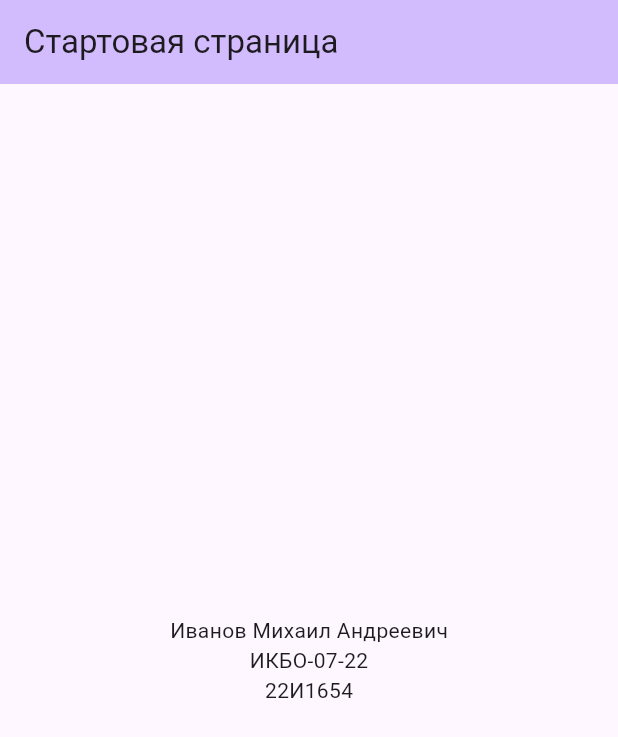
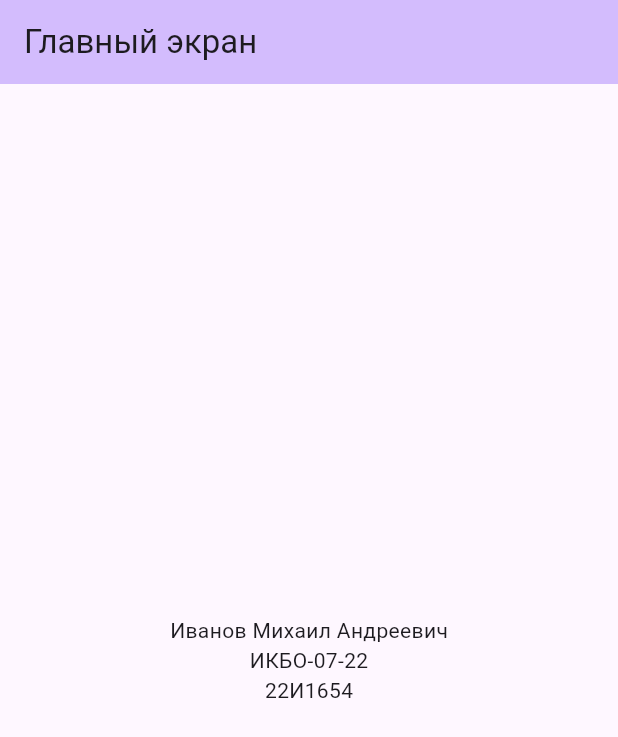
Before and after one commit to Werneser/flutter1, a Flutter app: the screen it shows after launch, on a phone screen of 412 x 824 dp. Shown: the top 737 px of the screen. Run offline on Flutter 3.47's test engine with Material 3 defaults, Android fonts, the phone set to English and light mode, and no system bars.

```diff
--- a/lib/main.dart
+++ b/lib/Main Screen/main.dart
@@ -14,7 +14,7 @@ class MyApp extends StatelessWidget {
       theme: ThemeData(
         colorScheme: ColorScheme.fromSeed(seedColor: Colors.deepPurple),
       ),
-      home: const MyHomePage(title: 'Стартовая страница'),
+      home: const MyHomePage(title: 'Главный экран'),
     );
   }
 }
```
Also changed, not shown: 1 other file.
